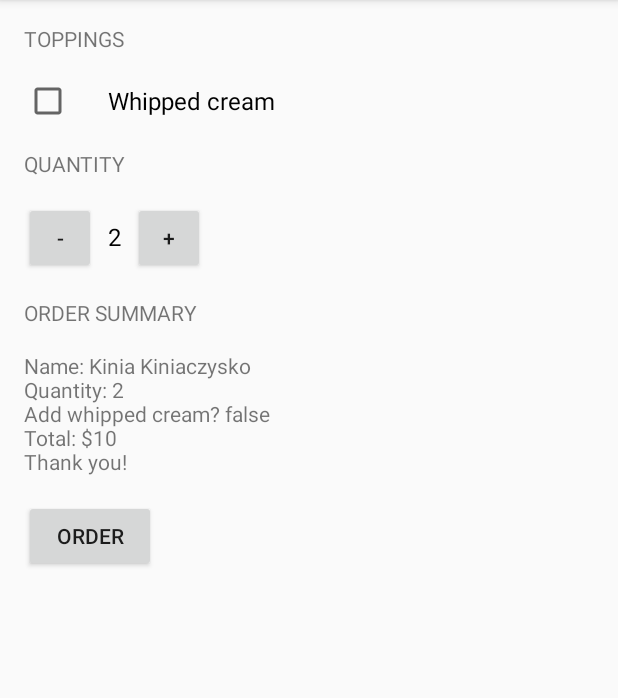
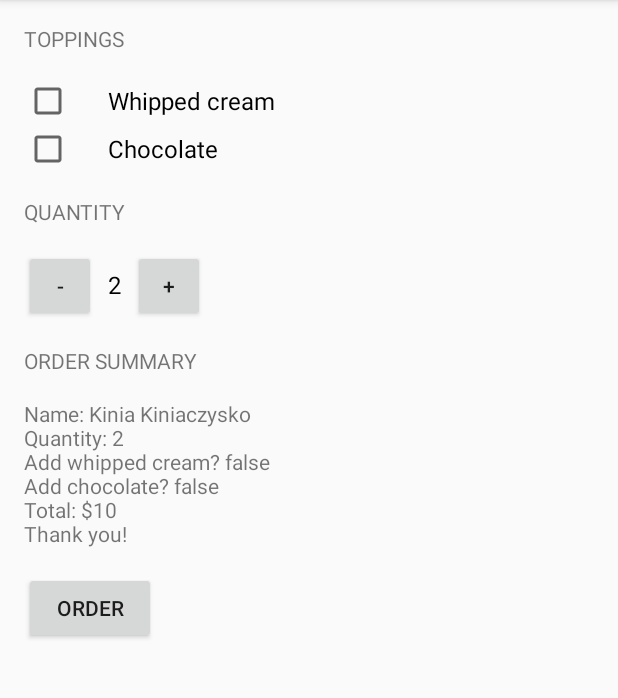
Before and after one commit to AleksanderSleszynski/JustJava, an Android app: the screen it shows after launch (MainActivity), after a tap on "ORDER", on a phone screen of 412 x 824 dp, the part 84-782 px from its top. Run offline under Robolectric (Android 15) with nearby library versions, the phone set to English and light mode, and no system bars.

Commit message:
Add Chocolate Topplings to app

```diff
--- a/app/src/main/java/com/example/android/justjava/MainActivity.java
+++ b/app/src/main/java/com/example/android/justjava/MainActivity.java
@@ -24,9 +24,14 @@ public class MainActivity extends AppCompatActivity {
      */
     public void submitOrder(View view){
         int price = calculatePrice();
+
         CheckBox whippedCreamCheckBox = (CheckBox) findViewById(R.id.whipped_cream_checkbox);
+        CheckBox chocolateChecBox = (CheckBox) findViewById(R.id.chocolate_checkbox);
+
         boolean hasWhippedCream =  whippedCreamCheckBox.isChecked();
-        displayMessage(createOrderSummary(price, hasWhippedCream));
+        boolean hasChocolate = chocolateChecBox.isChecked();
+
+        displayMessage(createOrderSummary(price, hasWhippedCream, hasChocolate));
 
     }
 
@@ -43,12 +48,15 @@ public class MainActivity extends AppCompatActivity {
      * Create summary of the order
      *
      * @param price of the order
+     * @param hasChocolate is whether or not the user wants whipped cream topping
+     * @param hasWhippedCream is whether or not the user wants whipped cream topping
      * @return text summary
      */
-    private String createOrderSummary(int price, boolean hasWhippedCream){
+    private String createOrderSummary(int price, boolean hasWhippedCream, boolean hasChocolate){
         String priceMessage = "Name: Kinia Kiniaczysko" +
                 "\nQuantity: " + quantity +
                 "\nAdd whipped cream? "+ hasWhippedCream +
+                "\nAdd chocolate? "+ hasChocolate +
                 "\nTotal: $"+ price +
                 "\nThank you!";
         return priceMessage;
--- a/app/src/main/res/layout/activity_main.xml
+++ b/app/src/main/res/layout/activity_main.xml
@@ -25,14 +25,22 @@
             android:id="@+id/whipped_cream_checkbox"
             android:layout_width="wrap_content"
             android:layout_height="wrap_content"
-            android:layout_marginBottom="16dp"
             android:paddingLeft="24dp"
             android:text="Whipped cream"
+            android:textSize="16sp" />
+
+        <CheckBox
+            android:id="@+id/chocolate_checkbox"
+            android:layout_width="wrap_content"
+            android:layout_height="wrap_content"
+            android:paddingLeft="24dp"
+            android:text="Chocolate"
             android:textSize="16sp" />
 
         <TextView
             android:layout_width="wrap_content"
             android:layout_height="wrap_content"
+            android:layout_marginTop="16dp"
             android:layout_marginBottom="16dp"
             android:text="Quantity"
             android:textAllCaps="true" />
```
